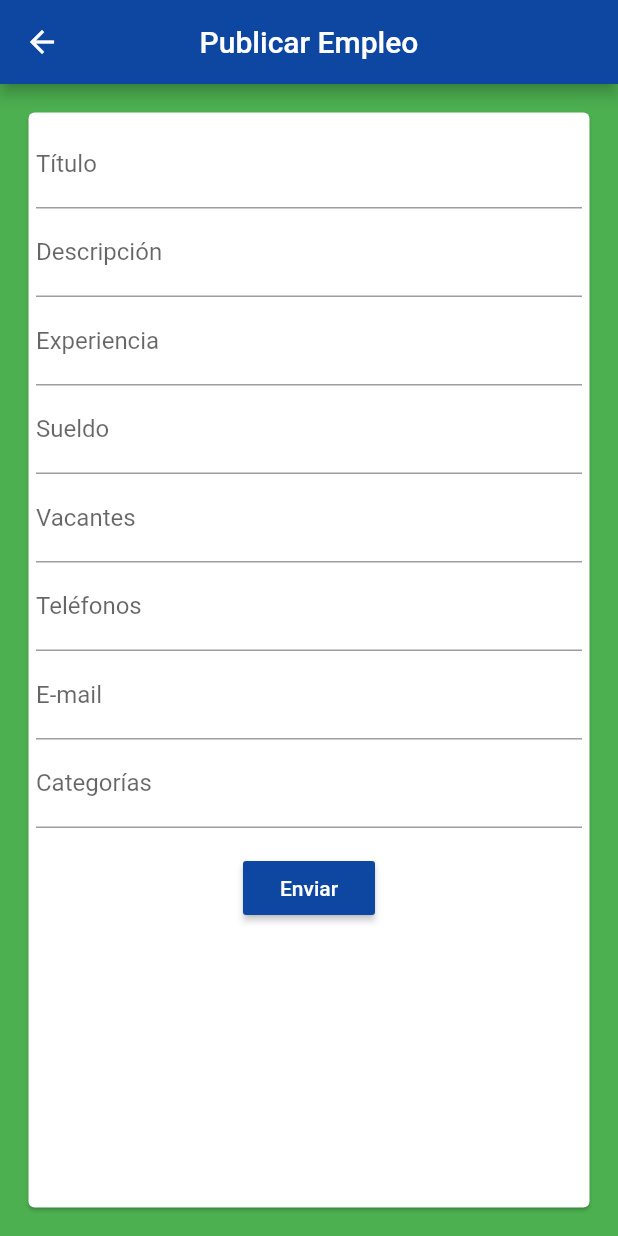
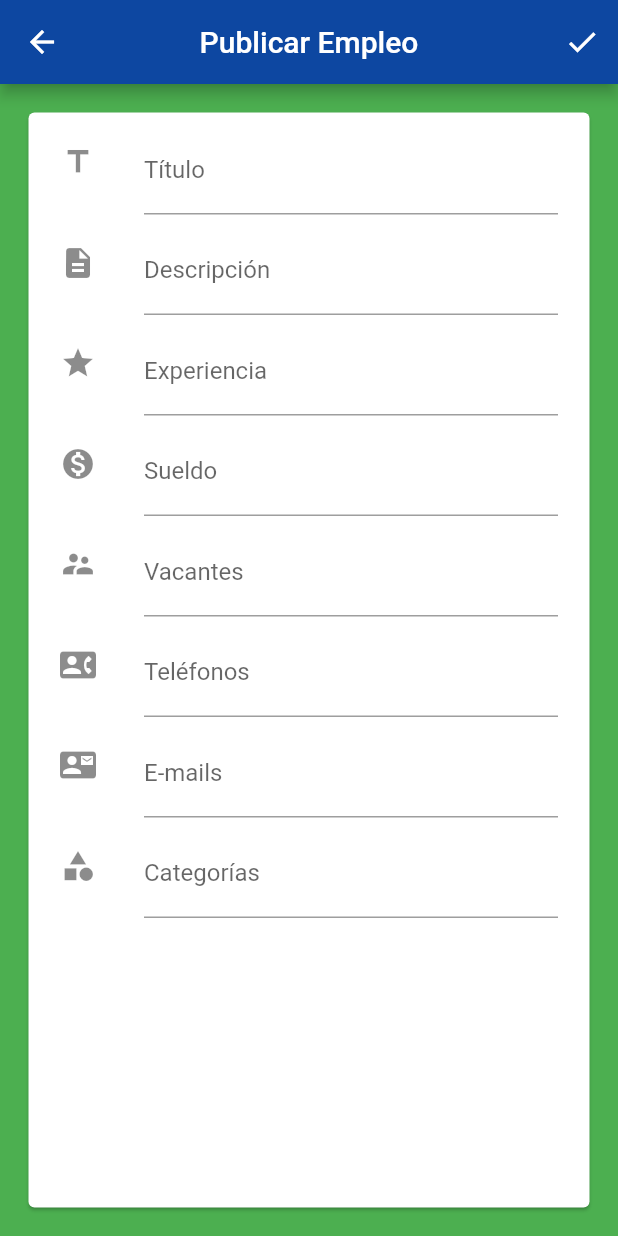
Before and after one commit to RogerAviles22/IziJob, a Flutter app: the PublicarEmpleo screen opened directly, on a phone screen of 412 x 824 dp. Run offline on Flutter 3.47's test engine with Material 2 defaults, Android fonts, the phone set to English and light mode, and no system bars.

Commit message:
Actualizada Vista Formulario Empleo

```diff
--- a/lib/publicarEmpleo.dart
+++ b/lib/publicarEmpleo.dart
@@ -13,7 +13,7 @@ class _PublicarEmpleoState extends State<PublicarEmpleo> {
   //SingingCharacter _character = SingingCharacter.empleo;
   final globalKey = GlobalKey<ScaffoldState>();
 
-  final tf_tipo = "Empleo" ;
+  final tf_tipo = "Empleo";
   final tf_titulo = TextEditingController();
   final tf_descripcion = TextEditingController();
   final tf_exp = TextEditingController();
@@ -44,6 +44,21 @@ class _PublicarEmpleoState extends State<PublicarEmpleo> {
         title: Text('Publicar Empleo'),
         backgroundColor: Colors.blue[900],
         centerTitle: true,
+        actions: <Widget>[
+          IconButton(
+            icon: Icon(
+              Icons.check,
+              color: Colors.white,
+            ),
+            onPressed: () {
+              if (_formKey.currentState.validate()) {
+                // Si el formulario es válido, queremos mostrar un Snackbar
+                final snackBar = SnackBar(content: Text('Empleo Publicado'));
+                globalKey.currentState.showSnackBar(snackBar);
+              }
+            },
+          )
+        ],
       ),
       body: Padding(
         padding: const EdgeInsets.all(15.0),
@@ -54,25 +69,21 @@ class _PublicarEmpleoState extends State<PublicarEmpleo> {
               key: _formKey,
               child: ListView(
                 children: <Widget>[
-                  TextFormField(
-                    decoration: InputDecoration(
-                        labelText: 'Título',
-                        hintText: 'Ejemplo: Necesito empleador...'),
-                    controller: tf_titulo,
-                    validator: (value) {
-                      if (value.isEmpty) {
-                        return 'Por favor, ingresa el título';
-                      }
-                      return null;
-                    },
-                  ),
-                  TextFormField(
+                  new ListTile(
+                      leading: const Icon(Icons.title),
+                      title: textFormFieldFunction(
+                          'Título',
+                          'Ej: Necesito empleador...',
+                          tf_titulo,
+                          'Por favor, ingresa el título')),
+                  new ListTile(
+                    leading: const Icon(Icons.description),
+                    title: TextFormField(
                       keyboardType: TextInputType.multiline,
                       maxLines: null,
                       decoration: InputDecoration(
                         labelText: 'Descripción',
-                      hintText:
-                          'Ej: Señor(a) de tal edad...',
+                        hintText: 'Ej: Señor(a) de tal edad...',
                       ),
                       controller: tf_descripcion,
                       validator: (value) {
@@ -82,13 +93,15 @@ class _PublicarEmpleoState extends State<PublicarEmpleo> {
                         return null;
                       },
                     ),
-                  TextFormField(
+                  ),
+                  new ListTile(
+                    leading: const Icon(Icons.star),
+                    title: TextFormField(
                       keyboardType: TextInputType.multiline,
                       maxLines: null,
                       decoration: InputDecoration(
                         labelText: 'Experiencia',
-                      hintText:
-                          'Ej: Experiencia en dicho campo...',
+                        hintText: 'Ej: Experiencia en dicho campo...',
                       ),
                       controller: tf_exp,
                       validator: (value) {
@@ -98,92 +111,46 @@ class _PublicarEmpleoState extends State<PublicarEmpleo> {
                         return null;
                       },
                     ),
-                  TextFormField(
-                    decoration: InputDecoration(
-                      labelText: 'Sueldo',
-                      hintText: 'Ingresa el posible sueldo',
                   ),
-                    controller: tf_sueldo,
-                    validator: (value) {
-                      if (value.isEmpty) {
-                        return 'Por favor, ingresa el sueldo.';
-                      }
-                      return null;
-                    },
+                  new ListTile(
+                    leading: const Icon(Icons.monetization_on),
+                    title: textFormFieldFunction(
+                        'Sueldo',
+                        'Ingresa el posible sueldo',
+                        tf_sueldo,
+                        'Por favor, ingresa el sueldo.'),
                   ),
-                  TextFormField(
-                    decoration: InputDecoration(
-                      labelText: 'Vacantes',
-                      hintText: 'Ingrese números de vacantes para el puesto',
+                  new ListTile(
+                    leading: const Icon(Icons.supervisor_account),
+                    title: textFormFieldFunction(
+                        'Vacantes',
+                        'Números de vacantes para el puesto',
+                        tf_vacantes,
+                        'Por favor, ingrese números de vacantes.'),
                   ),
-                    controller: tf_vacantes,
-                    validator: (value) {
-                      if (value.isEmpty) {
-                        return 'Por favor, ingrese números de vacantes.';
-                      }
-                      return null;
-                    },
+                  new ListTile(
+                    leading: const Icon(Icons.contact_phone),
+                    title: textFormFieldFunction(
+                        'Teléfonos',
+                        'Teléfonos separado por comas',
+                        tf_telefono,
+                        'Por favor, ingresa número(s) telefónico(s).'),
                   ),
-                  TextFormField(
-                    decoration: InputDecoration(
-                      labelText: 'Teléfonos',
-                      hintText: 'Ingresa los números separado por comas',
+                  new ListTile(
+                    leading: const Icon(Icons.contact_mail),
+                    title: textFormFieldFunction(
+                        'E-mails',
+                        'E-mails separado por comas.',
+                        tf_email,
+                        'Por favor, ingresa correo(s) electrónico(s).'),
                   ),
-                    controller: tf_telefono,
-                    validator: (value) {
-                      if (value.isEmpty) {
-                        return 'Por favor, ingresa número(s) telefónico(s).';
-                      }
-                      return null;
-                    },
-                  ),
-                  TextFormField(
-                    decoration: InputDecoration(
-                      labelText: 'E-mail',
-                      hintText: 'Ingresa e-mails separado por comas.',
-                    ),
-                    controller: tf_email,
-                    validator: (value) {
-                      if (value.isEmpty) {
-                        return 'Por favor, ingresa correo(s) electrónico(s).';
-                      }
-                      return null;
-                    },
-                  ),
-                  TextFormField(
-                    decoration: InputDecoration(
-                      labelText: 'Categorías',
-                      hintText: 'Ej: cocineros, música, ingenieros...',
-                    ),
-                    controller: tf_categoria,
-                    validator: (value) {
-                      if (value.isEmpty) {
-                        return 'Por favor, ingresa al menos 1 categoría.';
-                      }
-                      return null;
-                    },
-                  ),
-                  Padding(
-                    padding: const EdgeInsets.symmetric(vertical: 16.0),
-                    child: Center(
-                        child: RaisedButton(
-                      color: Colors.blue[900],
-                      textColor: Colors.white,
-                      onPressed: () {
-                        // devolverá true si el formulario es válido, o falso si
-                        // el formulario no es válido.
-                        if (_formKey.currentState.validate()) {
-                          // Si el formulario es válido, queremos mostrar un Snackbar
-                          final snackBar = SnackBar(content: Text('Empleo Publicado'));
-                          globalKey.currentState.showSnackBar(snackBar);
-                          //Navigator.pop(context);
-                          /*Scaffold.of(context).showSnackBar(
-                              SnackBar(content: Text('Processing Data')));*/
-                        }
-                        print(tf_descripcion);
-                      },
-                      child: Text('Enviar'),
-                    )),
+                  new ListTile(
+                    leading: const Icon(Icons.category),
+                    title: textFormFieldFunction(
+                      'Categorías',
+                      'Ej: cocineros, música, ingenieros...',
+                      tf_categoria,
+                      'Por favor, ingresa al menos 1 categoría.'),
                   ),
                 ],
               ),
@@ -191,7 +158,24 @@ class _PublicarEmpleoState extends State<PublicarEmpleo> {
           ),
         ),
       ),
-      backgroundColor : Colors.green,
+      backgroundColor: Colors.green,
+    );
+  }
+
+  TextFormField textFormFieldFunction(String labelText, String hintText,
+      TextEditingController tecontroller, String msgError) {
+    return TextFormField(
+      decoration: InputDecoration(
+        labelText: labelText,
+        hintText: hintText,
+      ),
+      controller: tecontroller,
+      validator: (value) {
+        if (value.isEmpty) {
+          return msgError;
+        }
+        return null;
+      },
     );
   }
 }
```
Lines whose indentation alone changed are shown as unchanged.
